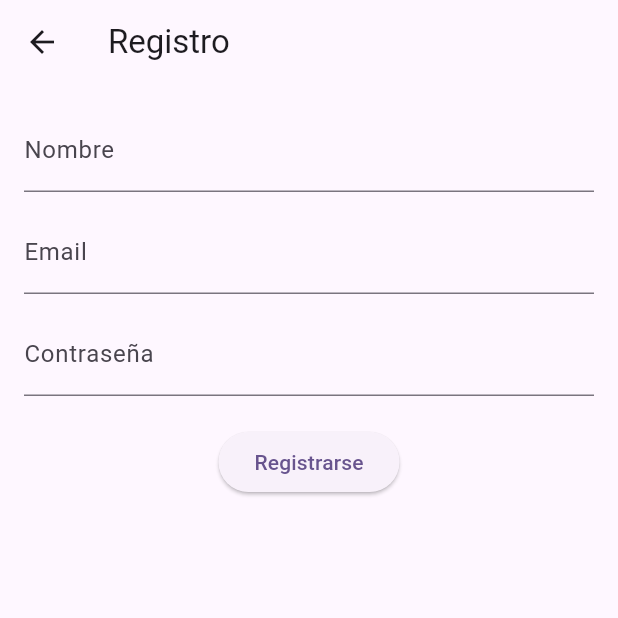
After one commit to CristianDev90/BarterApp, a Flutter app: the screen it shows after launch, after a tap on "Crear cuenta", on a phone screen of 412 x 824 dp, the top half of it. The commit adds this screen. Run offline on Flutter 3.47's test engine with Material 3 defaults, Android fonts, the phone set to English and light mode, and no system bars; our stand-ins replace cloud_firestore, firebase_auth, firebase_core, image_picker, logger; missing offline and left inert: cloudinary_public; accounts and stored records are empty.

Commit message:
Integración login y registro con feed

```diff
--- /dev/null
+++ b/lib/auth_service.dart
@@ -0,0 +1,55 @@
+import 'package:cloud_firestore/cloud_firestore.dart';
+import 'package:firebase_auth/firebase_auth.dart';
+import 'package:logger/logger.dart';
+
+class AuthService {
+  final FirebaseAuth _auth = FirebaseAuth.instance;
+  final FirebaseFirestore _db = FirebaseFirestore.instance;
+  final Logger _logger = Logger();
+
+  AuthService();
+
+  // Registrar usuario nuevo
+  Future<void> registrar(String nombre, String email, String password) async {
+    try {
+      final UserCredential cred = await _auth.createUserWithEmailAndPassword(
+        email: email,
+        password: password,
+      );
+
+      if (cred.user != null) {
+        await _db.collection('usuarios').doc(cred.user!.uid).set({
+          'nombre': nombre,
+          'email': email,
+          'fecha_registro': FieldValue.serverTimestamp(),
+        });
+      }
+    } catch (e, st) {
+      _logger.e('Error al registrar', e, st);
+      rethrow;
+    }
+  }
+
+  // Iniciar sesión
+  Future<void> login(String email, String password) async {
+    try {
+      await _auth.signInWithEmailAndPassword(email: email, password: password);
+    } catch (e, st) {
+      _logger.e('Error al iniciar sesión', e, st);
+      rethrow;
+    }
+  }
+
+  // Cerrar sesión
+  Future<void> logout() async {
+    try {
+      await _auth.signOut();
+    } catch (e, st) {
+      _logger.e('Error al cerrar sesión', e, st);
+      rethrow;
+    }
+  }
+
+  // Usuario actual
+  User? get usuarioActual => _auth.currentUser;
+}
--- /dev/null
+++ b/lib/login_screen.dart
@@ -0,0 +1,112 @@
+import 'package:flutter/material.dart';
+import 'auth_service.dart';
+
+class LoginScreen extends StatefulWidget {
+  final AuthService authService;
+
+  const LoginScreen({super.key, required this.authService});
+
+  @override
+  State<LoginScreen> createState() => _LoginScreenState();
+}
+
+class _LoginScreenState extends State<LoginScreen> {
+  final TextEditingController _emailController = TextEditingController();
+  final TextEditingController _passwordController = TextEditingController();
+  bool _loading = false;
+  bool _canLogin = false;
+
+  @override
+  void initState() {
+    super.initState();
+    _emailController.addListener(_updateCanLogin);
+    _passwordController.addListener(_updateCanLogin);
+  }
+
+  void _updateCanLogin() {
+    setState(() {
+      _canLogin = _emailController.text.trim().isNotEmpty &&
+          _passwordController.text.trim().isNotEmpty;
+    });
+  }
+
+  @override
+  void dispose() {
+    _emailController.removeListener(_updateCanLogin);
+    _passwordController.removeListener(_updateCanLogin);
+    _emailController.dispose();
+    _passwordController.dispose();
+    super.dispose();
+  }
+
+  Future<void> _login() async {
+    final String email = _emailController.text.trim();
+    final String password = _passwordController.text.trim();
+
+    if (email.isEmpty || password.isEmpty) {
+      if (!mounted) return;
+      ScaffoldMessenger.of(context).showSnackBar(
+        const SnackBar(content: Text('Por favor, ingrese email y contraseña')),
+      );
+      return;
+    }
+
+    setState(() => _loading = true);
+
+    try {
+      await widget.authService.login(email, password);
+      if (!mounted) return;
+      ScaffoldMessenger.of(context).showSnackBar(
+        const SnackBar(content: Text('Bienvenido')),
+      );
+    } catch (e) {
+      if (!mounted) return;
+      ScaffoldMessenger.of(context).showSnackBar(
+        SnackBar(content: Text('Error: $e')),
+      );
+    } finally {
+      if (mounted) {
+        setState(() => _loading = false);
+      }
+    }
+  }
+
+  @override
+  Widget build(BuildContext context) {
+    return Scaffold(
+      appBar: AppBar(title: const Text('Iniciar Sesión')),
+      body: Padding(
+        padding: const EdgeInsets.all(16),
+        child: Column(
+          mainAxisAlignment: MainAxisAlignment.center,
+          crossAxisAlignment: CrossAxisAlignment.stretch,
+          children: [
+            TextField(
+              controller: _emailController,
+              keyboardType: TextInputType.emailAddress,
+              decoration: const InputDecoration(labelText: 'Email'),
+            ),
+            const SizedBox(height: 16),
+            TextField(
+              controller: _passwordController,
+              obscureText: true,
+              decoration: const InputDecoration(labelText: 'Contraseña'),
+            ),
+            const SizedBox(height: 24),
+            _loading
+                ? const Center(child: CircularProgressIndicator())
+                : ElevatedButton(
+                    onPressed: _canLogin ? _login : null,
+                    child: const Text('Iniciar Sesión'),
+                  ),
+            const SizedBox(height: 16),
+            TextButton(
+              onPressed: () => Navigator.pushNamed(context, '/registro'),
+              child: const Text('Crear cuenta'),
+            ),
+          ],
+        ),
+      ),
+    );
+  }
+}
--- a/lib/main.dart
+++ b/lib/main.dart
@@ -1,6 +1,10 @@
 import 'package:flutter/material.dart';
 import 'package:firebase_core/firebase_core.dart';
+import 'package:firebase_auth/firebase_auth.dart';
 import 'feed_screen.dart';
+import 'login_screen.dart';
+import 'auth_service.dart';
+import 'registro_screen.dart';
 
 void main() async {
   WidgetsFlutterBinding.ensureInitialized();
@@ -18,29 +22,25 @@ class MyApp extends StatelessWidget {
       theme: ThemeData(
         colorScheme: ColorScheme.fromSeed(seedColor: Colors.deepPurple),
       ),
-      home: const FeedScreen(),
-    );
-  }
-}
-
-class MyHomePage extends StatefulWidget {
-  const MyHomePage({super.key, required this.title});
-  final String title;
-
-  @override
-  State<MyHomePage> createState() => _MyHomePageState();
-}
-
-class _MyHomePageState extends State<MyHomePage> {
-  @override
-  Widget build(BuildContext context) {
-    return Scaffold(
-      appBar: AppBar(
-        backgroundColor: Theme.of(context).colorScheme.inversePrimary,
-        title: Text(widget.title),
-      ),
-      body: const Center(
-        child: Text('¡Firebase conectado! 🎉'),
+      routes: {
+        '/registro': (context) => const RegistroScreen(),
+      },
+      home: StreamBuilder<User?>(
+        stream: FirebaseAuth.instance.authStateChanges(),
+        builder: (context, snapshot) {
+          // Cargando
+          if (snapshot.connectionState == ConnectionState.waiting) {
+            return const Scaffold(
+              body: Center(child: CircularProgressIndicator()),
+            );
+          }
+          // Usuario logueado → Feed
+          if (snapshot.hasData) {
+            return const FeedScreen();
+          }
+          // Usuario no logueado → Login
+          return LoginScreen(authService: AuthService());
+        },
       ),
     );
   }
--- /dev/null
+++ b/lib/registro_screen.dart
@@ -0,0 +1,106 @@
+import 'package:flutter/material.dart';
+import 'auth_service.dart';
+
+class RegistroScreen extends StatefulWidget {
+  const RegistroScreen({super.key});
+
+  @override
+  State<RegistroScreen> createState() => _RegistroScreenState();
+}
+
+class _RegistroScreenState extends State<RegistroScreen> {
+  final TextEditingController _nombreCtrl = TextEditingController();
+  final TextEditingController _emailCtrl = TextEditingController();
+  final TextEditingController _passwordCtrl = TextEditingController();
+  final AuthService _auth = AuthService();
+  bool _cargando = false;
+
+  @override
+  void dispose() {
+    _nombreCtrl.dispose();
+    _emailCtrl.dispose();
+    _passwordCtrl.dispose();
+    super.dispose();
+  }
+
+  Future<void> _registrar() async {
+    final String nombre = _nombreCtrl.text.trim();
+    final String email = _emailCtrl.text.trim();
+    final String password = _passwordCtrl.text.trim();
+
+    final RegExp emailRegex = RegExp(r'^[^@]+@[^@]+\.[^@]+$');
+
+    if (nombre.isEmpty || email.isEmpty || password.isEmpty) {
+      if (!mounted) return;
+      ScaffoldMessenger.of(context).showSnackBar(
+        const SnackBar(content: Text('Por favor, complete todos los campos')),
+      );
+      return;
+    }
+
+    if (!emailRegex.hasMatch(email)) {
+      if (!mounted) return;
+      ScaffoldMessenger.of(context).showSnackBar(
+        const SnackBar(content: Text('Ingrese un email válido')),
+      );
+      return;
+    }
+
+    setState(() => _cargando = true);
+
+    try {
+      await _auth.registrar(nombre, email, password);
+      if (!mounted) return;
+      ScaffoldMessenger.of(context).showSnackBar(
+        const SnackBar(content: Text('Registro completado con éxito')),
+      );
+      Navigator.pop(context);
+    } catch (e) {
+      if (!mounted) return;
+      ScaffoldMessenger.of(context).showSnackBar(
+        SnackBar(content: Text('Error al registrar: $e')),
+      );
+    } finally {
+      if (mounted) {
+        setState(() => _cargando = false);
+      }
+    }
+  }
+
+  @override
+  Widget build(BuildContext context) {
+    return Scaffold(
+      appBar: AppBar(title: const Text('Registro')),
+      body: SingleChildScrollView(
+        padding: const EdgeInsets.all(16.0),
+        child: Column(
+          children: [
+            TextField(
+              controller: _nombreCtrl,
+              decoration: const InputDecoration(labelText: 'Nombre'),
+            ),
+            const SizedBox(height: 12),
+            TextField(
+              controller: _emailCtrl,
+              keyboardType: TextInputType.emailAddress,
+              decoration: const InputDecoration(labelText: 'Email'),
+            ),
+            const SizedBox(height: 12),
+            TextField(
+              controller: _passwordCtrl,
+              obscureText: true,
+              decoration: const InputDecoration(labelText: 'Contraseña'),
+            ),
+            const SizedBox(height: 20),
+            _cargando
+                ? const Center(child: CircularProgressIndicator())
+                : ElevatedButton(
+                    onPressed: _registrar,
+                    child: const Text('Registrarse'),
+                  ),
+          ],
+        ),
+      ),
+    );
+  }
+}
--- a/pubspec.yaml
+++ b/pubspec.yaml
@@ -13,6 +13,7 @@ dependencies:
   firebase_auth: ^5.0.0
   cloud_firestore: ^5.0.0
   cupertino_icons: ^1.0.8
+  logger: ^2.0.0
 
   cloudinary_public: ^0.23.0
   image_picker: ^1.0.4
```
Also changed, not shown: pubspec.lock, 1 other file.
